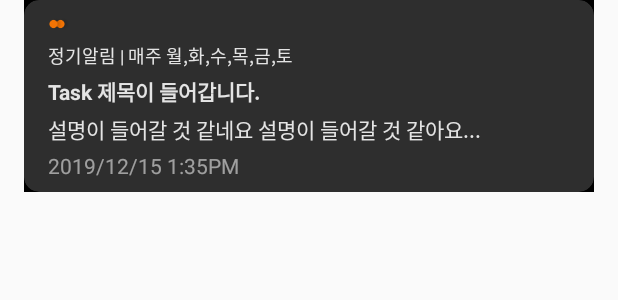
After one commit to depromeet/hackathon-appearance-team, an Android app: the layout todo_item.xml on its own in the app's theme, with its tools: preview values and no code run, on a phone screen of 412 x 824 dp. The commit adds this screen. Shown: the top 300 px of the screen. Run offline under Robolectric (Android 15) with nearby library versions, the light colour scheme and no system bars.

Commit message:
main Todolist

```diff
--- a/app/build.gradle
+++ b/app/build.gradle
@@ -41,6 +41,7 @@ dependencies {
     androidTestImplementation 'androidx.test.ext:junit:1.1.1'
     androidTestImplementation 'androidx.test.espresso:espresso-core:3.2.0'
     implementation 'com.google.android.material:material:1.2.0-alpha02'
-
     implementation 'com.airbnb.android:lottie:3.2.2'
+    implementation 'androidx.recyclerview:recyclerview:1.0.0'
+    implementation "com.google.android.material:material:1.0.0"
 }
--- a/app/src/main/AndroidManifest.xml
+++ b/app/src/main/AndroidManifest.xml
@@ -22,6 +22,7 @@
             </intent-filter>
         </activity>
         <activity android:name=".MainActivity"/>
+        <activity android:name=".main.ToDoListMainActivity"/>
         <activity
             android:name=".TaskDetailActivity"
             android:theme="@style/Theme.AppCompat.NoActionBar" />
--- /dev/null
+++ b/app/src/main/res/layout/todo_item.xml
@@ -0,0 +1,126 @@
+<androidx.constraintlayout.widget.ConstraintLayout xmlns:android="http://schemas.android.com/apk/res/android"
+    xmlns:app="http://schemas.android.com/apk/res-auto"
+    android:layout_width="match_parent"
+    android:layout_height="wrap_content"
+    android:layout_gravity="center_horizontal"
+    android:layout_marginLeft="16dp"
+    android:layout_marginRight="16dp"
+    android:layout_marginBottom="8dp"
+    android:background="#000000"
+    android:orientation="vertical">
+
+    <androidx.cardview.widget.CardView
+        android:id="@+id/cardview"
+        android:layout_width="match_parent"
+        android:layout_height="wrap_content"
+        android:backgroundTint="#2effffff"
+        app:cardCornerRadius="10dp"
+        app:layout_constraintLeft_toLeftOf="parent"
+        app:layout_constraintRight_toRightOf="parent"
+        app:layout_constraintTop_toTopOf="parent">
+
+        <androidx.constraintlayout.widget.ConstraintLayout
+            android:layout_width="match_parent"
+            android:layout_height="match_parent">
+
+            <ImageView
+                android:id="@+id/icon"
+                android:layout_width="16dp"
+                android:layout_height="16dp"
+                android:layout_marginStart="16dp"
+                android:layout_marginTop="8dp"
+                android:src="@drawable/ic_priority_orange2"
+                app:layout_constraintStart_toStartOf="parent"
+                app:layout_constraintTop_toTopOf="parent" />
+
+            <TextView
+                android:id="@+id/alarmType"
+                android:layout_width="wrap_content"
+                android:layout_height="wrap_content"
+                android:layout_marginStart="16dp"
+                android:layout_marginTop="4dp"
+                android:lineSpacingExtra="6sp"
+                android:text="정기알림"
+                android:textColor="#deffffff"
+                android:textSize="12sp"
+                app:layout_constraintStart_toStartOf="parent"
+                app:layout_constraintTop_toBottomOf="@+id/icon" />
+
+            <TextView
+                android:id="@+id/taskType"
+                android:layout_width="wrap_content"
+                android:layout_height="wrap_content"
+                android:layout_marginTop="4dp"
+                android:lineSpacingExtra="6sp"
+                android:text=" | 매주 월,화,수,목,금,토"
+                android:textColor="#deffffff"
+                android:textSize="12sp"
+                app:layout_constraintStart_toEndOf="@+id/alarmType"
+                app:layout_constraintTop_toBottomOf="@+id/icon" />
+
+            <TextView
+                android:id="@+id/title"
+                android:layout_width="wrap_content"
+                android:layout_height="wrap_content"
+                android:layout_marginStart="16dp"
+                android:layout_marginTop="4dp"
+                android:lineSpacingExtra="6sp"
+                android:text="Task 제목이 들어갑니다."
+                android:textColor="#deffffff"
+                android:textSize="14sp"
+                android:textStyle="bold"
+                app:layout_constraintStart_toStartOf="parent"
+                app:layout_constraintTop_toBottomOf="@+id/alarmType"
+
+
+                />
+
+            <TextView
+                android:id="@+id/desc"
+                android:layout_width="wrap_content"
+                android:layout_height="wrap_content"
+                android:layout_below="@id/title"
+                android:layout_marginStart="16dp"
+                android:layout_marginTop="4dp"
+                android:lineSpacingExtra="6sp"
+                android:text="설명이 들어갈 것 같네요 설명이 들어갈 것 같아요..."
+                android:textColor="#deffffff"
+                android:textSize="14sp"
+                app:layout_constraintStart_toStartOf="parent"
+                app:layout_constraintTop_toBottomOf="@+id/title" />
+
+            <TextView
+                android:id="@+id/date"
+                android:layout_width="wrap_content"
+                android:layout_height="wrap_content"
+                android:layout_below="@id/title"
+                android:layout_marginStart="16dp"
+                android:layout_marginTop="4dp"
+                android:layout_marginBottom="8dp"
+                android:lineSpacingExtra="6sp"
+                android:text="2019/12/15"
+                android:textColor="#8affffff"
+                android:textSize="14sp"
+                app:layout_constraintBottom_toBottomOf="parent"
+                app:layout_constraintStart_toStartOf="parent"
+                app:layout_constraintTop_toBottomOf="@+id/desc" />
+
+            <TextView
+                android:id="@+id/time"
+                android:layout_width="wrap_content"
+                android:layout_height="wrap_content"
+                android:layout_below="@id/title"
+                android:layout_marginTop="4dp"
+                android:layout_marginBottom="8dp"
+                android:lineSpacingExtra="6sp"
+                android:text=" 1:35PM"
+                android:textColor="#8affffff"
+                android:textSize="14sp"
+                app:layout_constraintBottom_toBottomOf="parent"
+                app:layout_constraintStart_toEndOf="@+id/date"
+                app:layout_constraintTop_toBottomOf="@+id/desc" />
+        </androidx.constraintlayout.widget.ConstraintLayout>
+
+    </androidx.cardview.widget.CardView>
+
+</androidx.constraintlayout.widget.ConstraintLayout>
--- a/app/src/main/res/values/styles.xml
+++ b/app/src/main/res/values/styles.xml
@@ -4,8 +4,10 @@
   <style name="AppTheme" parent="Theme.AppCompat.Light.DarkActionBar">
     <!-- Customize your theme here. -->
     <item name="colorPrimary">@color/colorPrimary</item>
-    <item name="colorPrimaryDark">@color/colorPrimaryDark</item>
     <item name="colorAccent">@color/colorAccent</item>
+      <!-- No Title Bar-->
+      <item name="windowActionBar">false</item>
+      <item name="windowNoTitle">true</item>
+
   </style>
-
 </resources>
```
Also changed, not shown: app/src/main/java/com/depromeet/hackthon7th/main/ToDoListMainActivity.java (added, +164 -0 lines), app/src/main/res/drawable/ic_add_black_24dp.xml (added, +9 -0 lines), app/src/main/res/layout/activity_to_do_list_main.xml (added, +74 -0 lines).
